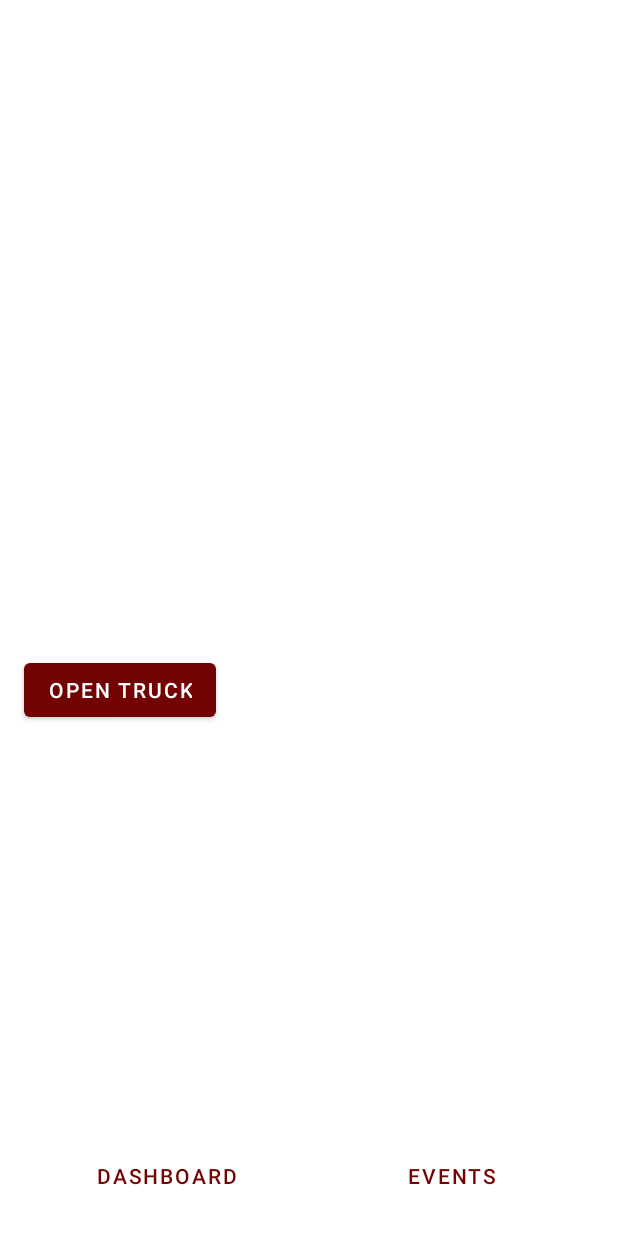
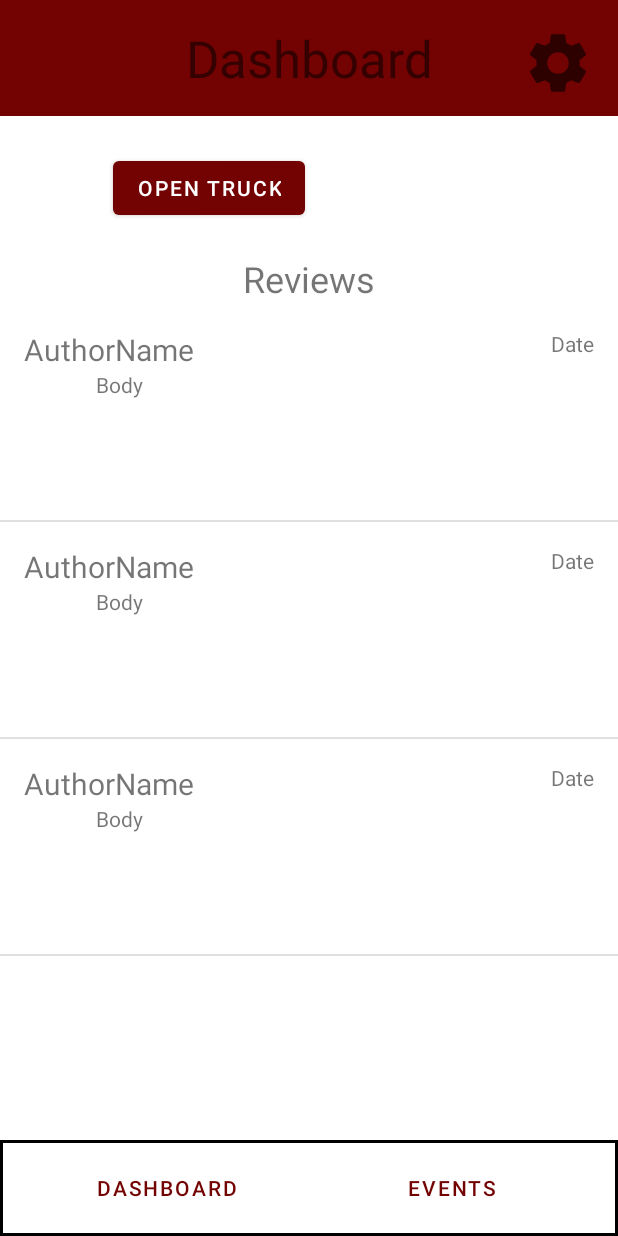
Before and after one commit to AlexanderCova/FoodTruckFinderMITruckAndroid, an Android app: the layout activity_truck.xml on its own in the app's theme, with its tools: preview values and no code run, on a phone screen of 412 x 824 dp. Run offline under Robolectric (Android 15) with nearby library versions, the light colour scheme and no system bars.

```diff
--- a/FoodTruckFinderMiTruck/app/src/main/AndroidManifest.xml
+++ b/FoodTruckFinderMiTruck/app/src/main/AndroidManifest.xml
@@ -14,6 +14,9 @@
         android:supportsRtl="true"
         android:theme="@style/Theme.FoodTruckFinderMiTruck"
         android:usesCleartextTraffic="true">
+        <activity
+            android:name=".EventsActivity"
+            android:exported="false" />
         <activity
             android:name=".TruckActivity"
             android:exported="false" />
--- /dev/null
+++ b/FoodTruckFinderMiTruck/app/src/main/java/com/foodtruckfindermi/truck/Review.kt
@@ -0,0 +1,3 @@
+package com.example.youfood
+
+data class Review(var author : String, var body : String, var date : String)
--- /dev/null
+++ b/FoodTruckFinderMiTruck/app/src/main/res/anim/slide_in_left.xml
@@ -0,0 +1,6 @@
+<?xml version="1.0" encoding="utf-8"?>
+
+<set xmlns:android="http://schemas.android.com/apk/res/android">
+    <translate android:fromXDelta="-100%p" android:toXDelta="0"
+        android:duration="@android:integer/config_mediumAnimTime"/>
+</set>
--- /dev/null
+++ b/FoodTruckFinderMiTruck/app/src/main/res/anim/slide_in_right.xml
@@ -0,0 +1,6 @@
+<?xml version="1.0" encoding="utf-8"?>
+
+<set xmlns:android="http://schemas.android.com/apk/res/android">
+    <translate android:fromXDelta="100%p" android:toXDelta="0"
+        android:duration="@android:integer/config_mediumAnimTime"/>
+</set>
--- /dev/null
+++ b/FoodTruckFinderMiTruck/app/src/main/res/anim/slide_out_left.xml
@@ -0,0 +1,6 @@
+<?xml version="1.0" encoding="utf-8"?>
+
+<set xmlns:android="http://schemas.android.com/apk/res/android">
+    <translate android:fromXDelta="0" android:toXDelta="-100%p"
+        android:duration="@android:integer/config_mediumAnimTime"/>
+</set>
--- /dev/null
+++ b/FoodTruckFinderMiTruck/app/src/main/res/anim/slide_out_right.xml
@@ -0,0 +1,6 @@
+<?xml version="1.0" encoding="utf-8"?>
+
+<set xmlns:android="http://schemas.android.com/apk/res/android">
+    <translate android:fromXDelta="0" android:toXDelta="100%p"
+        android:duration="@android:integer/config_mediumAnimTime"/>
+</set>
--- /dev/null
+++ b/FoodTruckFinderMiTruck/app/src/main/res/drawable/ic_settings_48.xml
@@ -0,0 +1,5 @@
+<vector android:height="48dp" android:tint="?attr/colorControlNormal"
+    android:viewportHeight="24" android:viewportWidth="24"
+    android:width="48dp" xmlns:android="http://schemas.android.com/apk/res/android">
+    <path android:fillColor="@android:color/white" android:pathData="M19.14,12.94c0.04,-0.3 0.06,-0.61 0.06,-0.94c0,-0.32 -0.02,-0.64 -0.07,-0.94l2.03,-1.58c0.18,-0.14 0.23,-0.41 0.12,-0.61l-1.92,-3.32c-0.12,-0.22 -0.37,-0.29 -0.59,-0.22l-2.39,0.96c-0.5,-0.38 -1.03,-0.7 -1.62,-0.94L14.4,2.81c-0.04,-0.24 -0.24,-0.41 -0.48,-0.41h-3.84c-0.24,0 -0.43,0.17 -0.47,0.41L9.25,5.35C8.66,5.59 8.12,5.92 7.63,6.29L5.24,5.33c-0.22,-0.08 -0.47,0 -0.59,0.22L2.74,8.87C2.62,9.08 2.66,9.34 2.86,9.48l2.03,1.58C4.84,11.36 4.8,11.69 4.8,12s0.02,0.64 0.07,0.94l-2.03,1.58c-0.18,0.14 -0.23,0.41 -0.12,0.61l1.92,3.32c0.12,0.22 0.37,0.29 0.59,0.22l2.39,-0.96c0.5,0.38 1.03,0.7 1.62,0.94l0.36,2.54c0.05,0.24 0.24,0.41 0.48,0.41h3.84c0.24,0 0.44,-0.17 0.47,-0.41l0.36,-2.54c0.59,-0.24 1.13,-0.56 1.62,-0.94l2.39,0.96c0.22,0.08 0.47,0 0.59,-0.22l1.92,-3.32c0.12,-0.22 0.07,-0.47 -0.12,-0.61L19.14,12.94zM12,15.6c-1.98,0 -3.6,-1.62 -3.6,-3.6s1.62,-3.6 3.6,-3.6s3.6,1.62 3.6,3.6S13.98,15.6 12,15.6z"/>
+</vector>
--- /dev/null
+++ b/FoodTruckFinderMiTruck/app/src/main/res/drawable/layout_outline.xml
@@ -0,0 +1,8 @@
+<?xml version="1.0" encoding="utf-8"?>
+<shape xmlns:android="http://schemas.android.com/apk/res/android"
+    android:shape="rectangle">
+
+    <stroke
+        android:color="@color/black"
+        android:width="2dp"/>
+</shape>
--- /dev/null
+++ b/FoodTruckFinderMiTruck/app/src/main/res/drawable/title_background.xml
@@ -0,0 +1,7 @@
+<?xml version="1.0" encoding="utf-8"?>
+<shape xmlns:android="http://schemas.android.com/apk/res/android"
+    android:shape="rectangle">
+
+
+    <solid android:color="@color/dark_red"></solid>
+</shape>
--- a/FoodTruckFinderMiTruck/app/src/main/res/layout/activity_truck.xml
+++ b/FoodTruckFinderMiTruck/app/src/main/res/layout/activity_truck.xml
@@ -6,20 +6,48 @@
     android:layout_height="match_parent"
     tools:context=".TruckActivity">
 
+    <View
+        android:id="@+id/view"
+        android:layout_width="0dp"
+        android:layout_height="0dp"
+        android:layout_marginBottom="-16dp"
+        android:background="@drawable/title_background"
+        app:layout_constraintBottom_toBottomOf="@+id/dashboardTitleLabel"
+        app:layout_constraintEnd_toEndOf="parent"
+        app:layout_constraintHorizontal_bias="0.0"
+        app:layout_constraintStart_toStartOf="parent"
+        app:layout_constraintTop_toTopOf="parent"
+        app:layout_constraintVertical_bias="1.0" />
+
     <Button
         android:id="@+id/openButton"
         android:layout_width="wrap_content"
         android:layout_height="wrap_content"
-        android:layout_marginBottom="340dp"
-        android:text="Open Truck"
-        app:layout_constraintBottom_toBottomOf="parent"
+        android:layout_marginTop="24dp"
+        android:text="@string/open_truck_hint"
         app:layout_constraintEnd_toEndOf="parent"
-        app:layout_constraintHorizontal_bias="0.056"
-        app:layout_constraintStart_toStartOf="parent" />
+        app:layout_constraintHorizontal_bias="0.266"
+        app:layout_constraintStart_toStartOf="parent"
+        app:layout_constraintTop_toBottomOf="@+id/view" />
+
+    <ImageButton
+        android:id="@+id/imageButton"
+        android:layout_width="wrap_content"
+        android:layout_height="wrap_content"
+        android:layout_marginTop="8dp"
+        android:layout_marginEnd="4dp"
+        android:backgroundTint="@android:color/transparent"
+        android:contentDescription="@string/settings_hint"
+        app:layout_constraintEnd_toEndOf="@+id/view"
+        app:layout_constraintTop_toTopOf="parent"
+        app:srcCompat="@drawable/ic_settings_48"
+        tools:ignore="ImageContrastCheck" />
 
     <LinearLayout
+        android:id="@+id/linearLayout"
         android:layout_width="0dp"
         android:layout_height="wrap_content"
+        android:background="@drawable/layout_outline"
         android:orientation="horizontal"
         android:weightSum="1.0"
         app:layout_constraintBottom_toBottomOf="parent"
@@ -29,22 +57,63 @@
 
         <Button
             android:id="@+id/dashboardTabButton"
+            style="?android:attr/buttonBarButtonStyle"
             android:layout_width="match_parent"
             android:layout_height="wrap_content"
             android:layout_marginStart="16dp"
-            android:layout_marginBottom="16dp"
+            android:layout_marginTop="8dp"
+            android:layout_marginBottom="8dp"
             android:layout_weight=".5"
-            android:text="Dashboard"
-            style="?android:attr/buttonBarButtonStyle" />
+            android:text="@string/dashboard_tab"
+            tools:ignore="DuplicateSpeakableTextCheck" />
 
         <Button
             android:id="@+id/eventTabButton"
             style="?android:attr/buttonBarButtonStyle"
             android:layout_width="match_parent"
             android:layout_height="wrap_content"
+            android:layout_marginTop="8dp"
             android:layout_marginEnd="16dp"
-            android:layout_marginBottom="16dp"
+            android:layout_marginBottom="8dp"
             android:layout_weight=".5"
-            android:text="Events" />
+            android:text="@string/events_tab_text" />
+
     </LinearLayout>
+
+    <TextView
+        android:id="@+id/dashboardTitleLabel"
+        android:layout_width="wrap_content"
+        android:layout_height="wrap_content"
+        android:layout_marginTop="16dp"
+        android:text="@string/dashboard_tab"
+        android:textAlignment="center"
+        android:textSize="34sp"
+        app:layout_constraintEnd_toEndOf="parent"
+        app:layout_constraintStart_toStartOf="parent"
+        app:layout_constraintTop_toTopOf="parent"
+        tools:ignore="TextContrastCheck" />
+
+    <ListView
+        android:id="@+id/reviewList"
+        android:layout_width="0dp"
+        android:layout_height="0dp"
+        android:layout_marginTop="1dp"
+        android:paddingBottom="16dp"
+        app:layout_constraintBottom_toTopOf="@+id/linearLayout"
+        app:layout_constraintEnd_toEndOf="parent"
+        app:layout_constraintHorizontal_bias="0.0"
+        app:layout_constraintStart_toStartOf="parent"
+        app:layout_constraintTop_toBottomOf="@+id/reviewLabel"
+        tools:listitem="@layout/list_item" />
+
+    <TextView
+        android:id="@+id/reviewLabel"
+        android:layout_width="wrap_content"
+        android:layout_height="wrap_content"
+        android:layout_marginTop="20dp"
+        android:text="Reviews"
+        android:textSize="24sp"
+        app:layout_constraintEnd_toEndOf="parent"
+        app:layout_constraintStart_toStartOf="parent"
+        app:layout_constraintTop_toBottomOf="@+id/openButton" />
 </androidx.constraintlayout.widget.ConstraintLayout>
--- /dev/null
+++ b/FoodTruckFinderMiTruck/app/src/main/res/layout/list_item.xml
@@ -0,0 +1,45 @@
+<?xml version="1.0" encoding="utf-8"?>
+<LinearLayout xmlns:android="http://schemas.android.com/apk/res/android"
+    xmlns:app="http://schemas.android.com/apk/res-auto"
+    xmlns:tools="http://schemas.android.com/tools"
+    android:orientation="vertical"
+    android:layout_width="match_parent"
+    android:layout_height="match_parent">
+
+
+    <androidx.constraintlayout.widget.ConstraintLayout
+        android:layout_width="match_parent"
+        android:layout_height="wrap_content">
+
+        <TextView
+            android:id="@+id/dateLabel"
+            android:layout_width="wrap_content"
+            android:layout_height="wrap_content"
+            android:layout_marginTop="16dp"
+            android:layout_marginEnd="16dp"
+            android:textAlignment="textEnd"
+            app:layout_constraintEnd_toEndOf="parent"
+            app:layout_constraintTop_toTopOf="parent"
+            tools:text="Date" />
+
+        <TextView
+            android:id="@+id/authorLabel"
+            android:layout_width="wrap_content"
+            android:layout_height="wrap_content"
+            android:layout_marginStart="16dp"
+            android:layout_marginTop="16dp"
+            android:textSize="20sp"
+            app:layout_constraintStart_toStartOf="parent"
+            app:layout_constraintTop_toTopOf="parent"
+            tools:text="AuthorName" />
+    </androidx.constraintlayout.widget.ConstraintLayout>
+
+    <TextView
+        android:id="@+id/bodyLabel"
+        android:layout_width="match_parent"
+        android:layout_height="100dp"
+        android:paddingLeft="64dp"
+        android:textAlignment="textStart"
+        tools:text="Body" />
+
+</LinearLayout>
--- a/FoodTruckFinderMiTruck/app/src/main/res/values/strings.xml
+++ b/FoodTruckFinderMiTruck/app/src/main/res/values/strings.xml
@@ -8,6 +8,10 @@
     <string name="truck_name_hint">Truck Name</string>
     <string name="password_hint">Password</string>
     <string name="login">Login</string>
+    <string name="dashboard_tab">Dashboard</string>
+    <string name="open_truck_hint">Open Truck</string>
+    <string name="events_tab_text">Events</string>
+    <string name="settings_hint">Settings</string>
 
 
     <string-array name="FoodTypes">
```
Also changed, not shown: FoodTruckFinderMiTruck/app/src/main/java/com/foodtruckfindermi/truck/EventsActivity.kt (added, +22 -0 lines), FoodTruckFinderMiTruck/app/src/main/java/com/foodtruckfindermi/truck/ReviewAdapter.kt (added, +31 -0 lines), FoodTruckFinderMiTruck/app/src/main/java/com/foodtruckfindermi/truck/TruckActivity.kt (+54 -0 lines), FoodTruckFinderMiTruck/app/src/main/res/layout/activity_events.xml (added, +43 -0 lines), FoodTruckFinderMiTruck/app/src/main/res/values/themes.xml (+7 -0 lines).
